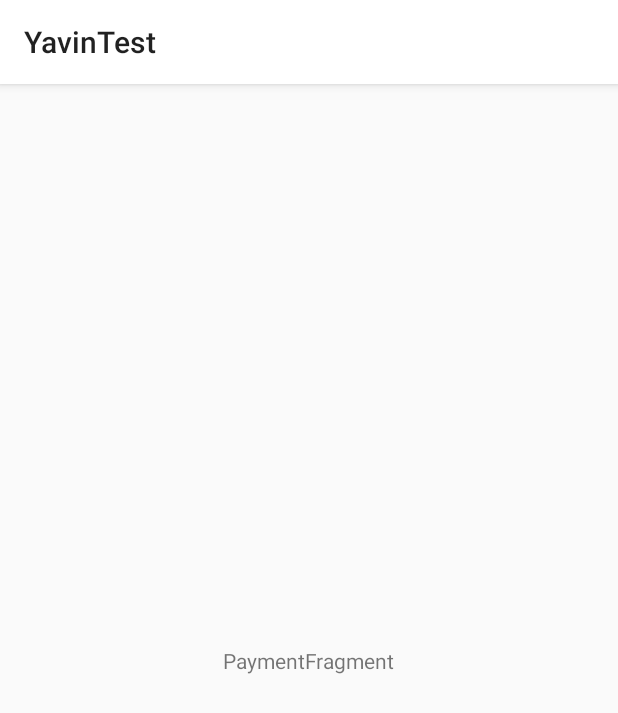
After one commit to jipspaul/yavinTest, an Android app: the PaymentActivity screen opened directly, with no data from a screen before it, on a phone screen of 412 x 824 dp. The commit adds this screen. Shown: the top 713 px of the screen. Run offline under Robolectric (Android 15) with nearby library versions, the phone set to English and light mode, and no system bars.

Commit message:
create new activity to handle paiement

```diff
--- a/app/src/main/AndroidManifest.xml
+++ b/app/src/main/AndroidManifest.xml
@@ -11,6 +11,9 @@
         android:supportsRtl="true"
         android:theme="@style/Theme.YavinTest">
         <activity
+            android:name=".ui.payment.PaymentActivity"
+            android:exported="true" />
+        <activity
             android:name=".MainActivity"
             android:label="@string/app_name">
             <intent-filter>
--- a/app/src/main/java/fr/jnvui/yavintest/ui/adapters/TicketAdapter.kt
+++ b/app/src/main/java/fr/jnvui/yavintest/ui/adapters/TicketAdapter.kt
@@ -4,21 +4,27 @@ import android.view.LayoutInflater
 import android.view.View
 import android.view.ViewGroup
 import android.widget.TextView
+import androidx.constraintlayout.widget.ConstraintLayout
 import androidx.recyclerview.widget.RecyclerView
 import fr.jnvui.yavintest.R
 import fr.jnvui.yavintest.models.Ticket
 
 
-class TicketAdapter(private val dataSet: Array<Ticket>) :
+class TicketAdapter(
+    private val dataSet: Array<Ticket>,
+    private val onClickListener: AdapterClickListener
+) :
     RecyclerView.Adapter<TicketAdapter.ViewHolder>() {
 
     class ViewHolder(view: View) : RecyclerView.ViewHolder(view) {
         val ticketType: TextView
         val ticketPrice: TextView
+        val ticketPriceItem: ConstraintLayout
 
         init {
             ticketType = view.findViewById(R.id.ticketTypeTextView)
             ticketPrice = view.findViewById(R.id.dayTicketPriceTextView)
+            ticketPriceItem = view.findViewById(R.id.ticketPriceItem)
         }
     }
 
@@ -33,7 +39,9 @@ class TicketAdapter(private val dataSet: Array<Ticket>) :
 
         viewHolder.ticketType.text = dataSet[position].ticketType
         viewHolder.ticketPrice.text = dataSet[position].ticketPrice
-
+        viewHolder.ticketPriceItem.setOnClickListener {
+            onClickListener.onClick(dataSet[position])
+        }
     }
 
     override fun getItemCount() = dataSet.size
--- a/app/src/main/java/fr/jnvui/yavintest/ui/home/HomeFragment.kt
+++ b/app/src/main/java/fr/jnvui/yavintest/ui/home/HomeFragment.kt
@@ -1,5 +1,6 @@
 package fr.jnvui.yavintest.ui.home
 
+import android.content.Intent
 import android.os.Bundle
 import android.view.LayoutInflater
 import android.view.View
@@ -9,11 +10,12 @@ import androidx.lifecycle.Observer
 import androidx.lifecycle.ViewModelProvider
 import androidx.recyclerview.widget.LinearLayoutManager
 import fr.jnvui.yavintest.R
+import fr.jnvui.yavintest.ui.adapters.AdapterClickListener
 import fr.jnvui.yavintest.ui.adapters.TicketAdapter
+import fr.jnvui.yavintest.ui.payment.PaymentActivity
 import fr.jnvui.yavintest.usecases.TicketUseCase
 import kotlinx.android.synthetic.main.fragment_home.*
 import org.koin.android.ext.android.inject
-import org.jetbrains.anko.doAsync
 
 class HomeFragment : Fragment() {
 
@@ -35,7 +37,13 @@ class HomeFragment : Fragment() {
             val llm = LinearLayoutManager(this.requireContext())
             llm.orientation = LinearLayoutManager.VERTICAL
             ticketsRecyclerView.layoutManager = llm
-            ticketsRecyclerView.adapter = TicketAdapter(it.toTypedArray())
+            ticketsRecyclerView.adapter = TicketAdapter(it.toTypedArray(),
+                AdapterClickListener {
+                    //Start activity
+                    val intent = Intent(this.context, PaymentActivity::class.java)
+                    intent.putExtra("ticketId", it.id)
+                    startActivity(intent)
+                })
         })
 
         return inflater.inflate(R.layout.fragment_home, container, false)
--- /dev/null
+++ b/app/src/main/java/fr/jnvui/yavintest/ui/payment/PaymentActivity.kt
@@ -0,0 +1,18 @@
+package fr.jnvui.yavintest.ui.payment
+
+import androidx.appcompat.app.AppCompatActivity
+import android.os.Bundle
+import fr.jnvui.yavintest.R
+
+class PaymentActivity : AppCompatActivity() {
+
+    override fun onCreate(savedInstanceState: Bundle?) {
+        super.onCreate(savedInstanceState)
+        setContentView(R.layout.payment_activity)
+        if (savedInstanceState == null) {
+            supportFragmentManager.beginTransaction()
+                .replace(R.id.container, PaymentFragment.newInstance())
+                .commitNow()
+        }
+    }
+}
--- /dev/null
+++ b/app/src/main/java/fr/jnvui/yavintest/ui/payment/PaymentFragment.kt
@@ -0,0 +1,32 @@
+package fr.jnvui.yavintest.ui.payment
+
+import androidx.lifecycle.ViewModelProvider
+import android.os.Bundle
+import androidx.fragment.app.Fragment
+import android.view.LayoutInflater
+import android.view.View
+import android.view.ViewGroup
+import fr.jnvui.yavintest.R
+
+class PaymentFragment : Fragment() {
+
+    companion object {
+        fun newInstance() = PaymentFragment()
+    }
+
+    private lateinit var viewModel: PaymentViewModel
+
+    override fun onCreateView(
+        inflater: LayoutInflater, container: ViewGroup?,
+        savedInstanceState: Bundle?
+    ): View {
+        return inflater.inflate(R.layout.payment_fragment, container, false)
+    }
+
+    override fun onActivityCreated(savedInstanceState: Bundle?) {
+        super.onActivityCreated(savedInstanceState)
+        viewModel = ViewModelProvider(this).get(PaymentViewModel::class.java)
+        // TODO: Use the ViewModel
+    }
+
+}
--- /dev/null
+++ b/app/src/main/java/fr/jnvui/yavintest/ui/payment/PaymentViewModel.kt
@@ -0,0 +1,7 @@
+package fr.jnvui.yavintest.ui.payment
+
+import androidx.lifecycle.ViewModel
+
+class PaymentViewModel : ViewModel() {
+    // TODO: Implement the ViewModel
+}
--- /dev/null
+++ b/app/src/main/res/layout/payment_activity.xml
@@ -0,0 +1,7 @@
+<?xml version="1.0" encoding="utf-8"?>
+<FrameLayout xmlns:android="http://schemas.android.com/apk/res/android"
+    xmlns:tools="http://schemas.android.com/tools"
+    android:id="@+id/container"
+    android:layout_width="match_parent"
+    android:layout_height="match_parent"
+    tools:context=".PaymentActivity" />
--- /dev/null
+++ b/app/src/main/res/layout/payment_fragment.xml
@@ -0,0 +1,20 @@
+<?xml version="1.0" encoding="utf-8"?>
+<androidx.constraintlayout.widget.ConstraintLayout xmlns:android="http://schemas.android.com/apk/res/android"
+    xmlns:app="http://schemas.android.com/apk/res-auto"
+    xmlns:tools="http://schemas.android.com/tools"
+    android:id="@+id/payment"
+    android:layout_width="match_parent"
+    android:layout_height="match_parent"
+    tools:context=".ui.main.PaymentFragment">
+
+    <TextView
+        android:id="@+id/message"
+        android:layout_width="wrap_content"
+        android:layout_height="wrap_content"
+        android:text="PaymentFragment"
+        app:layout_constraintBottom_toBottomOf="parent"
+        app:layout_constraintEnd_toEndOf="parent"
+        app:layout_constraintStart_toStartOf="parent"
+        app:layout_constraintTop_toTopOf="parent" />
+
+</androidx.constraintlayout.widget.ConstraintLayout>
--- a/app/src/main/res/layout/ticket_price_item.xml
+++ b/app/src/main/res/layout/ticket_price_item.xml
@@ -13,6 +13,7 @@
     app:layout_constraintTop_toBottomOf="@id/explanationText">
 
     <androidx.constraintlayout.widget.ConstraintLayout
+        android:id="@+id/ticketPriceItem"
         android:layout_width="match_parent"
         android:layout_height="match_parent">
 
```
